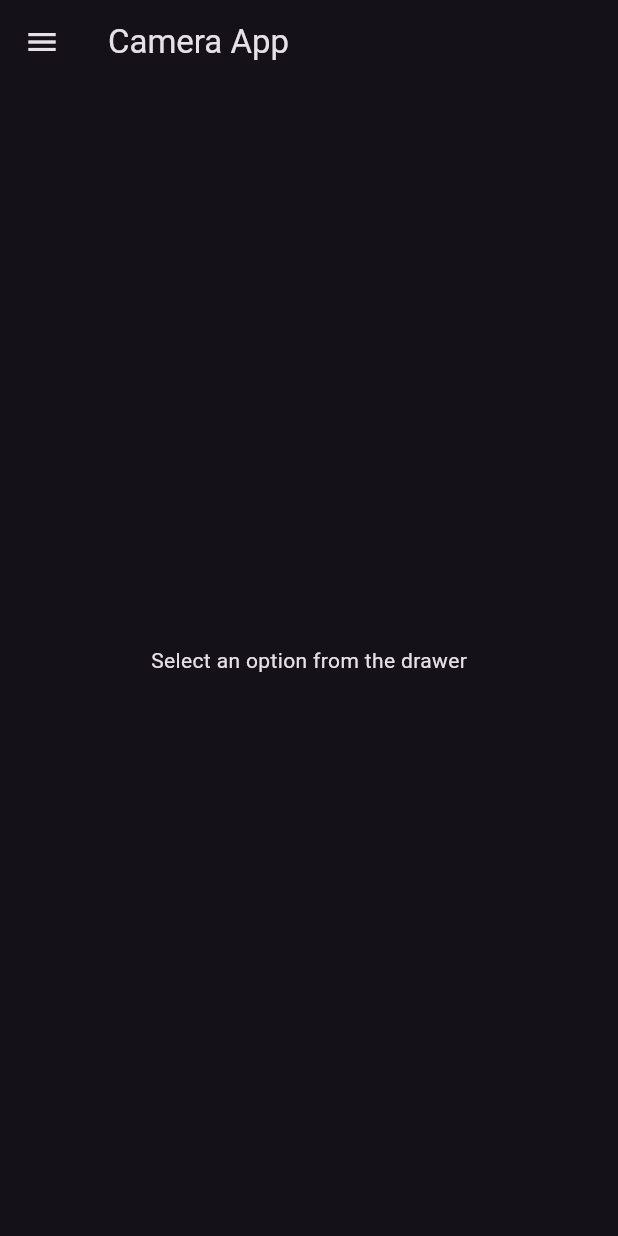
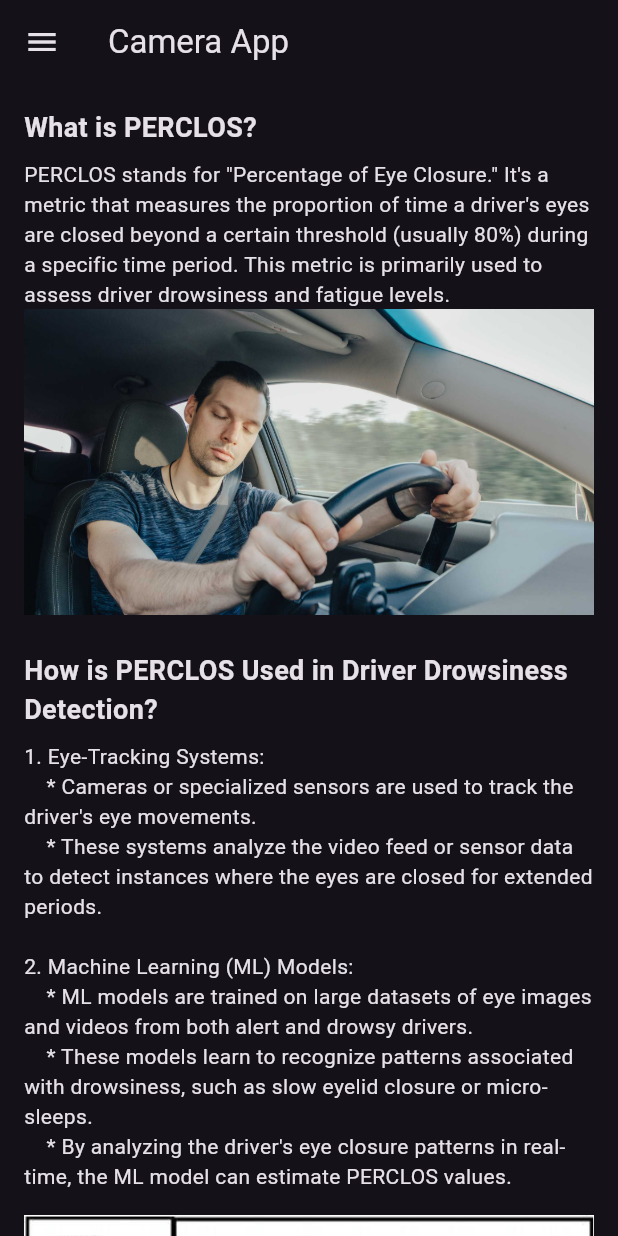
Before and after one commit to CarrascoAlejandro/MOVI_tflite_perclos, a Flutter app: the screen it shows after launch, on a phone screen of 412 x 824 dp. Run offline on Flutter 3.47's test engine with Material 3 defaults, Android fonts, the light colour scheme and no system bars; our stand-ins replace bloc, camera, equatable, flutter_bloc, image_picker; missing offline and left inert: google_ml_kit.

Commit message:
pretty images

```diff
--- a/lib/main.dart
+++ b/lib/main.dart
@@ -6,6 +6,7 @@ import 'package:flutter_bloc/flutter_bloc.dart';
 import 'package:flutter_camera_test_run/bloc/camera/camera_bloc.dart';
 import 'package:flutter_camera_test_run/bloc/detector/detector_bloc.dart';
 import 'package:flutter_camera_test_run/bloc/image/image_bloc.dart';
+import 'package:flutter_camera_test_run/widget/about_perclos.dart';
 import 'package:flutter_camera_test_run/widget/pick_image_screen.dart';
 import 'package:flutter_camera_test_run/widget/stream_video_screen.dart';
 
@@ -42,20 +43,33 @@ class MyHomePage extends StatelessWidget {
   Widget build(BuildContext context) {
     return Scaffold(
       appBar: AppBar(
-        title: Text('Camera App'),
+        title: const Text('Camera App'),
       ),
       drawer: Drawer(
         child: ListView(
           padding: EdgeInsets.zero,
           children: <Widget>[
             DrawerHeader(
-              child: Text('Menu'),
-              decoration: BoxDecoration(
-                color: Colors.blue,
+              child: Column(
+                children: [
+                  Image.asset('assets/ai_eye.png', width: 100,),
+                  const Text(
+                    'Drowsiness Detection',
+                    style: TextStyle(
+                      color: Colors.black,
+                      fontSize: 20,
+                      fontWeight: FontWeight.bold,
+                      fontFamily: 'Serif',
+                    ),
+                  ),
+                  ]
+                  ),
+              decoration: const BoxDecoration(
+                color: Colors.white,
               ),
             ),
             ListTile(
-              title: Text('Stream Video'),
+              title: const Text('Stream Video'),
               onTap: () {
                 Navigator.push(
                   context,
@@ -66,7 +80,7 @@ class MyHomePage extends StatelessWidget {
               },
             ),
             ListTile(
-              title: Text('Pick Image'),
+              title: const Text('Pick Image'),
               onTap: () {
                 Navigator.push(
                   context,
@@ -80,8 +94,25 @@ class MyHomePage extends StatelessWidget {
         ),
       ),
       body: Center(
-        child: Text('Select an option from the drawer'),
-      ),
+        child: SingleChildScrollView(
+          child: Column(
+            mainAxisAlignment: MainAxisAlignment.center,
+            children: [
+              const AboutPERCLOS(),
+              ElevatedButton(
+                onPressed: () {
+                  Navigator.push(
+                    context,
+                    MaterialPageRoute(
+                      builder: (context) => PickImageScreen(),
+                    ),
+                  );
+                },
+                child: const Text('Try it Out!'),
+              ),
+              ],
+        )
+      )),
     );
   }
 }
--- /dev/null
+++ b/lib/widget/about_perclos.dart
@@ -0,0 +1,65 @@
+import 'package:flutter/material.dart';
+
+class AboutPERCLOS extends StatelessWidget {
+  const AboutPERCLOS({super.key});
+
+  @override
+  Widget build(BuildContext context) {
+    return Padding(
+      padding: const EdgeInsets.all(16.0),
+      child: Column(
+        crossAxisAlignment: CrossAxisAlignment.start,
+        children: [
+          const Text(
+            'What is PERCLOS?',
+            style: TextStyle(
+              fontSize: 18,
+              fontWeight: FontWeight.bold,
+            ),
+          ),
+          const SizedBox(height: 8),
+          const Text(
+            'PERCLOS stands for "Percentage of Eye Closure." It\'s a metric that measures the proportion of time a driver\'s eyes are closed beyond a certain threshold (usually 80%) during a specific time period. This metric is primarily used to assess driver drowsiness and fatigue levels.',
+          ),
+          Image.asset('assets/hero_advanced_drowsiness.jpg'),
+          const SizedBox(height: 8),
+          const SizedBox(height: 16),
+          const Text(
+            'How is PERCLOS Used in Driver Drowsiness Detection?',
+            style: TextStyle(
+              fontSize: 18,
+              fontWeight: FontWeight.bold,
+            ),
+          ),
+          const SizedBox(height: 8),
+          const Text(
+            '1. Eye-Tracking Systems:\n'
+            '    * Cameras or specialized sensors are used to track the driver\'s eye movements.\n'
+            '    * These systems analyze the video feed or sensor data to detect instances where the eyes are closed for extended periods.\n\n'
+            '2. Machine Learning (ML) Models:\n'
+            '    * ML models are trained on large datasets of eye images and videos from both alert and drowsy drivers.\n'
+            '    * These models learn to recognize patterns associated with drowsiness, such as slow eyelid closure or micro-sleeps.\n'
+            '    * By analyzing the driver\'s eye closure patterns in real-time, the ML model can estimate PERCLOS values.',
+          ),
+          const SizedBox(height: 16),
+          Image.asset('assets/PERCLOS-system-operation-diagram-19.png'),
+          const SizedBox(height: 8),
+          const Text(
+            'How PERCLOS Helps Prevent Accidents:',
+            style: TextStyle(
+              fontSize: 18,
+              fontWeight: FontWeight.bold,
+            ),
+          ),
+          const SizedBox(height: 8),
+          const Text(
+            '* Early Detection: PERCLOS allows for early detection of drowsiness before it progresses to a dangerous level.\n'
+            '* Real-time Alerts: When the PERCLOS value exceeds a predefined threshold, the system can trigger alerts to warn the driver.\n'
+            '* Driver Assistance: Advanced systems can even take proactive measures, such as adjusting cabin temperature or playing stimulating sounds, to improve alertness.\n'
+            '* Data-Driven Insights: By analyzing PERCLOS data, researchers and engineers can gain valuable insights into driver fatigue patterns, leading to improved vehicle design and safety features.',
+          ),
+        ],
+      ),
+    );
+  }
+}
```
Also changed, not shown: assets/PERCLOS-system-operation-diagram-19.png (added), assets/ai_eye.png (added), assets/hero_advanced_drowsiness.jpg (added).
